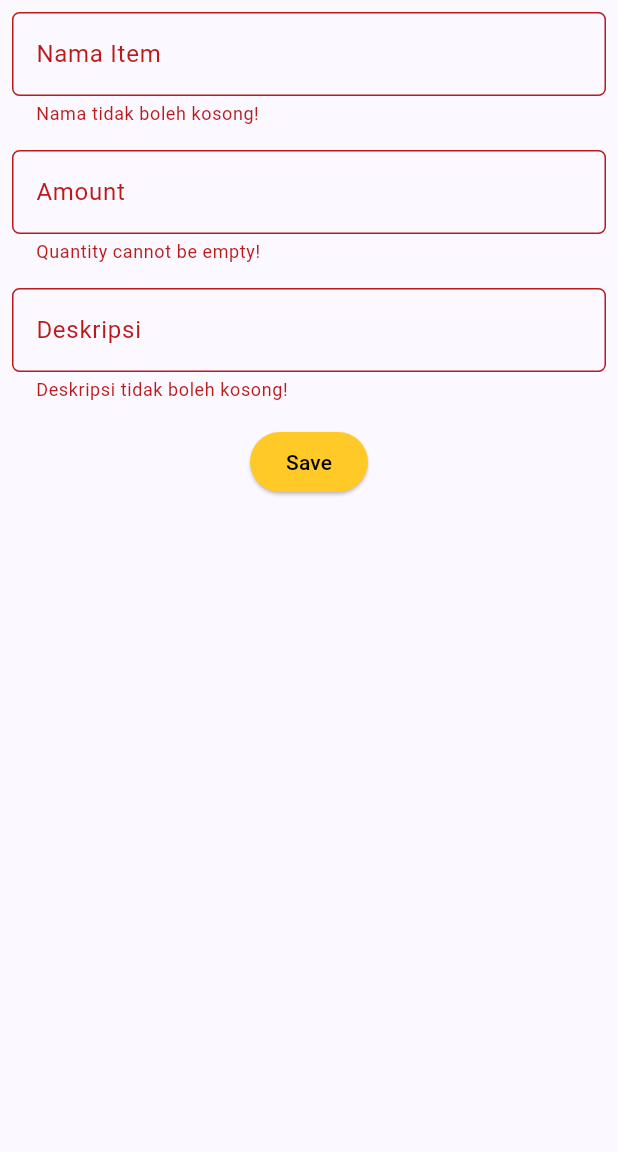
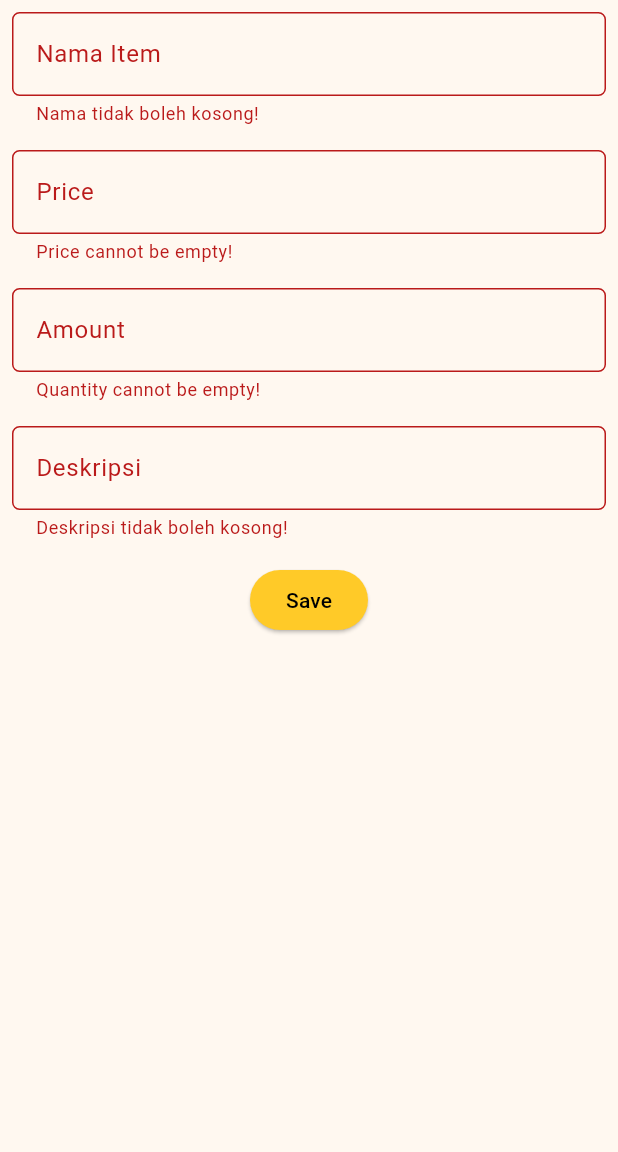
Before and after one commit to MRadhityaUtomo/inventory-mobile, a Flutter app: the ShopFormPage screen opened directly, after a tap on "Save", on a phone screen of 412 x 824 dp, the part 84-1236 px from its top. Run offline on Flutter 3.47's test engine with Material 2 defaults, Android fonts, the phone set to English and light mode, and no system bars.

Commit message:
added bonus for tugas 8

```diff
--- a/lib/main.dart
+++ b/lib/main.dart
@@ -29,7 +29,7 @@ class MyApp extends StatelessWidget {
         //
         // This works for code too, not just values: Most code changes can be
         // tested with just a hot reload.
-        colorScheme: ColorScheme.fromSeed(seedColor: Colors.indigo),
+        colorScheme: ColorScheme.fromSeed(seedColor: Colors.amber[200]!),
         useMaterial3: true,
       ),
       home: MyHomePage(),
--- a/lib/screens/item_form.dart
+++ b/lib/screens/item_form.dart
@@ -1,5 +1,8 @@
 import 'package:flutter/material.dart';
 import 'package:inventory_mobile/widgets/left_drawer.dart';
+import 'package:inventory_mobile/widgets/item_card.dart';
+
+
 // TODO: Impor drawer yang sudah dibuat sebelumnya
 
 class ShopFormPage extends StatefulWidget {
@@ -12,9 +15,9 @@ class ShopFormPage extends StatefulWidget {
 class _ShopFormPageState extends State<ShopFormPage> {
   final _formKey = GlobalKey<FormState>();
   String _name = "";
+  int _price = 0;
   int _amount = 0;
   String _description = "";
-  List<Map<String, dynamic>> itemList = [];
 
     @override
     Widget build(BuildContext context) {
@@ -58,7 +61,35 @@ class _ShopFormPageState extends State<ShopFormPage> {
             },
           ),
         ),
-        Padding(
+  Padding(
+  padding: const EdgeInsets.all(8.0),
+  child: TextFormField(
+    decoration: InputDecoration(
+      hintText: "Price",
+      labelText: "Price",
+      border: OutlineInputBorder(
+        borderRadius: BorderRadius.circular(5.0),
+      ),
+    ),
+    // TODO: Tambahkan variabel yang sesuai
+    onChanged: (String? value) {
+      setState(() {
+        _amount = int.parse(value!);
+      });
+    },
+    validator: (String? value) {
+      if (value == null || value.isEmpty) {
+        return "Price cannot be empty!";
+      }
+      if (int.tryParse(value) == null) {
+        return "Price is a number...";
+      }
+      return null;
+    },
+  ),
+),
+
+  Padding(
   padding: const EdgeInsets.all(8.0),
   child: TextFormField(
     decoration: InputDecoration(
@@ -121,24 +152,21 @@ Padding(
           onPressed: () {
             if (_formKey.currentState!.validate()) {
               setState(() {
-                itemList.add({
-                  'Nama': _name,
-                  'Amount': _amount,
-                  'Deskripsi': _description,
-                });
+                itemList.add(Item(_name, _price, _amount, _description));
               });
               showDialog(
                 context: context,
                 builder: (context) {
                   return AlertDialog(
-                    title: const Text('Produk berhasil tersimpan'),
+                    title: const Text('Item Saved'),
                     content: SingleChildScrollView(
                       child: Column(
                         crossAxisAlignment:
                             CrossAxisAlignment.start,
                         children: [
                           Text('Nama: $_name'),
-                          Text('Harga: $_amount'),
+                          Text('Harga: $_price'),
+                          Text('Amount: $_amount'),
                           Text('Deskripsi: $_description'),
                           // TODO: Munculkan value-value lainnya
                         ],
@@ -155,8 +183,8 @@ Padding(
                   );
                 },
               );
+              _formKey.currentState!.reset();
             }
-            // _formKey.currentState!.reset();
           },
           child: const Text(
         "Save",
--- a/lib/widgets/item_card.dart
+++ b/lib/widgets/item_card.dart
@@ -1,5 +1,21 @@
 import 'package:flutter/material.dart';
 import 'package:inventory_mobile/screens/item_form.dart';
+import 'package:inventory_mobile/screens/item_show.dart';
+
+
+List<Item> itemList = [];
+
+class Item {
+  String name = "";
+  int price = 0;
+  int amount = 0;
+  String description = "";
+  String purchasedFrom = "";
+
+  Item(
+      this.name, this.price, this.amount, this.description);
+}
+
 
 class ShopItem {
   final String name;
@@ -37,9 +53,16 @@ class ShopCard extends StatelessWidget {
               Navigator.push(
                     context,
                     MaterialPageRoute(
-                      builder: (context) => ShopFormPage(),
+                      builder: (context) => const ShopFormPage(),
                     ));
             }
+            else if (item.name == "Lihat Item") {
+            Navigator.pushReplacement(
+                context,
+                MaterialPageRoute(
+                  builder: (context) => const ItemListPage(),
+                ));
+          }
 
         },
         child: Container(
--- a/lib/widgets/left_drawer.dart
+++ b/lib/widgets/left_drawer.dart
@@ -1,4 +1,5 @@
 import 'package:flutter/material.dart';
+import 'package:inventory_mobile/screens/item_show.dart';
 import 'package:inventory_mobile/screens/menu.dart';
 import 'package:inventory_mobile/screens/item_form.dart';
 // TODO: Impor halaman ShopFormPage jika sudah dibuat
@@ -68,6 +69,22 @@ class LeftDrawer extends StatelessWidget {
                   ));
             },
             ),
+             ListTile(
+            leading: const Icon(Icons.remove_red_eye_rounded),
+            title: const Text('Open Inventory'),
+            // Bagian redirection ke ShopFormPage
+            onTap: () {
+              /*
+              TODO: Buatlah routing ke ShopFormPage di sini,
+              setelah halaman ShopFormPage sudah dibuat.
+              */
+              Navigator.push(
+                  context,
+                  MaterialPageRoute(
+                    builder: (context) => const ItemListPage(),
+                  ));
+            },
+            ),
         ],
       ),
     );
```
Also changed, not shown: lib/screens/item_show.dart (+54 -22 lines). Lines whose indentation alone changed are shown as unchanged.
